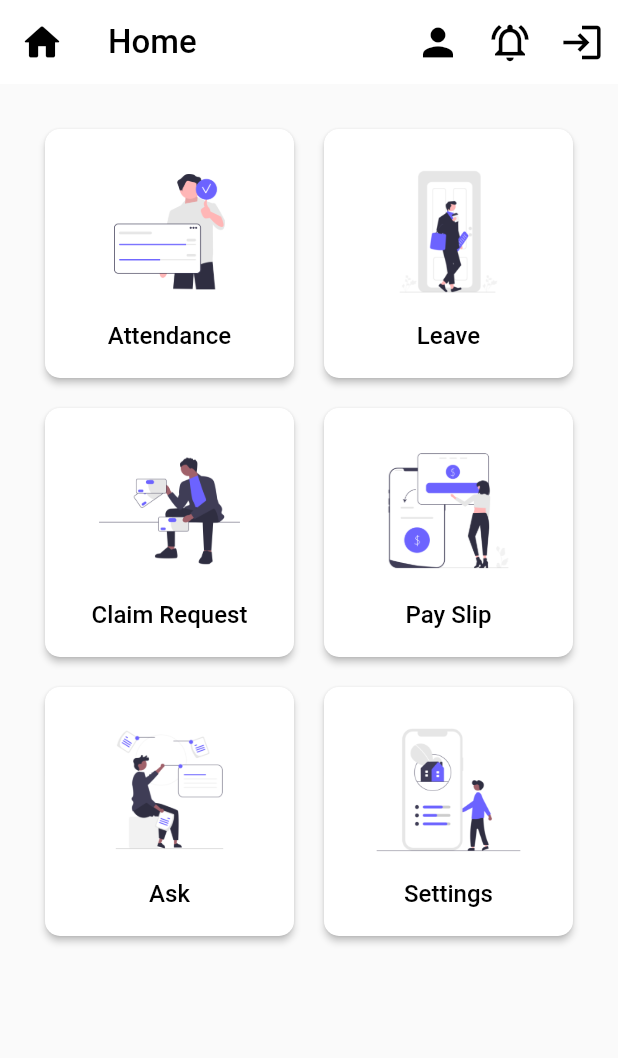
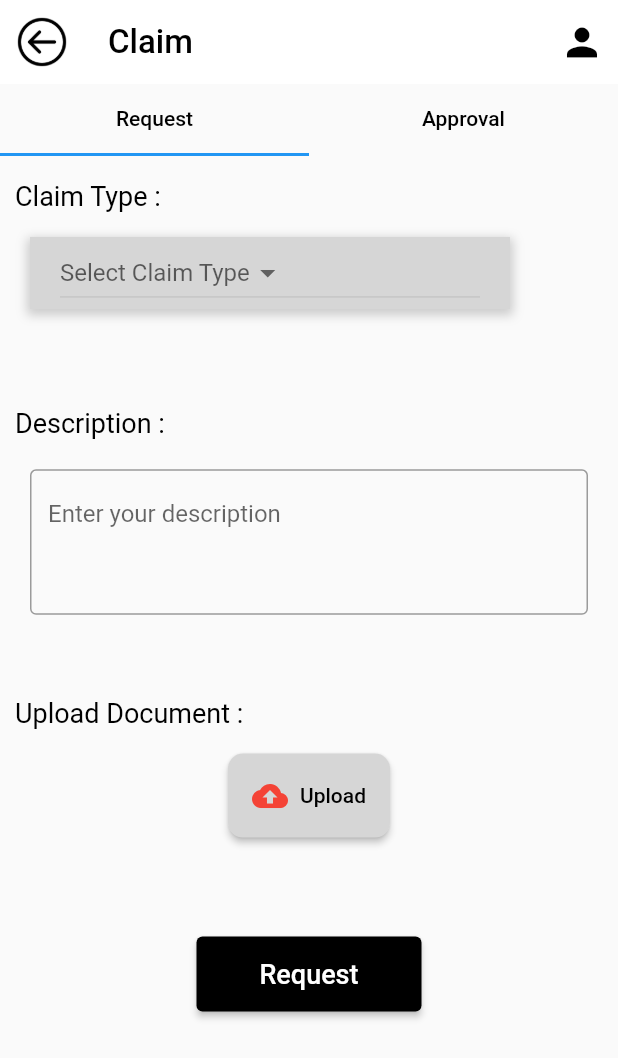
Before and after one commit to funky-dev99/Attendance-User, a Flutter app: the SecondHome screen opened directly, after a tap on "Claim Request", on a phone screen of 412 x 824 dp. Shown: the top 1058 px of the screen. Run offline on Flutter 3.47's test engine with Material 2 defaults, Android fonts, the phone set to English and light mode, and no system bars; our stand-ins replace file_picker, image_picker, location, qr_flutter, shared_preferences; missing offline and left inert: flutter_pdfview, qr_code_scanner; accounts and stored records are empty.

Commit message:
sec claim page done

```diff
--- a/attend_user/lib/main.dart
+++ b/attend_user/lib/main.dart
@@ -47,7 +47,7 @@ class MyApp extends StatelessWidget {
           final bool isLoggedIn = snapshot.data!;
           return MaterialApp(
             debugShowCheckedModeBanner: false,
-            home: isLoggedIn ? HomePage(): Login(),
+            home: isLoggedIn ? SecondHome(): Login(),
           );
         } else {
           return const MaterialApp(
--- /dev/null
+++ b/attend_user/lib/secondUser_Pages/sec_claim_main.dart
@@ -0,0 +1,71 @@
+import 'package:attend_user/secondUser_Pages/second_home.dart';
+import 'package:attend_user/secondUser_Pages/second_tabs/claim_approval.dart';
+import 'package:attend_user/secondUser_Pages/second_tabs/claim_req.dart';
+import 'package:flutter/material.dart';
+
+class SecClaim extends StatelessWidget {
+  const SecClaim({Key? key}) : super(key: key);
+
+  @override
+  Widget build(BuildContext context) {
+    return DefaultTabController(
+        length: 2,
+        child: Scaffold(
+          appBar: AppBar(
+            backgroundColor: Colors.white,
+            title: const Text(
+              "Claim",
+              style: TextStyle(color: Colors.black, fontSize: 22),
+            ),
+            leading: IconButton(
+              icon: Image.asset("images/back.png"),
+              iconSize: 20,
+              onPressed: () {
+                Navigator.push(context,
+                    MaterialPageRoute(builder: (context) =>  SecondHome()));
+              },
+            ),
+            actions: [
+              IconButton(
+                icon: const Icon(
+                  Icons.person,
+                  size: 30.0,
+                ),
+                color: Colors.black,
+                tooltip: 'View Profile',
+                onPressed: () {
+                  // Navigator.push(context,
+                  //     MaterialPageRoute(builder: (context) => const ProfilePage()));
+                },
+              )
+            ],
+            elevation: 0.0,
+          ),
+          body: Column(
+            children:  [
+              TabBar(tabs: [
+                Tab(
+                  child: Text(
+                    'Request',
+                    style: TextStyle(color: Colors.black),
+                  ),
+
+                ),
+                Tab(
+                  child: Text(
+                    'Approval',
+                    style: TextStyle(color: Colors.black),
+                  ),
+                ),
+              ]),
+              Expanded(child: TabBarView(children: [
+                SecClaimReq(),
+                SecClaimApprove(),
+              ]))
+            ],
+          ),
+        )
+
+    );
+  }
+}
--- a/attend_user/lib/secondUser_Pages/second_home.dart
+++ b/attend_user/lib/secondUser_Pages/second_home.dart
@@ -1,3 +1,4 @@
+import 'package:attend_user/secondUser_Pages/sec_claim_main.dart';
 import 'package:attend_user/secondUser_Pages/second_attendance.dart';
 import 'package:flutter/material.dart';
 import 'package:shared_preferences/shared_preferences.dart';
@@ -175,10 +176,10 @@ class SecondHome extends StatelessWidget {
   }
 
   void _handleContainer2Pressed(BuildContext context) {
-    // Navigator.push(
-    //   context,
-    //   MaterialPageRoute(builder: (context) => ClaimPage()),
-    // );
+    Navigator.push(
+      context,
+      MaterialPageRoute(builder: (context) => const SecClaim()),
+    );
   }
 
   void _handleContainer3Pressed(BuildContext context) {
--- /dev/null
+++ b/attend_user/lib/secondUser_Pages/second_tabs/claim_req.dart
@@ -0,0 +1,222 @@
+import 'package:file_picker/file_picker.dart';
+import 'package:flutter/material.dart';
+
+import '../../methods/methods.dart';
+
+class SecClaimReq extends StatefulWidget {
+  const SecClaimReq({Key? key}) : super(key: key);
+
+  @override
+  State<SecClaimReq> createState() => _SecClaimReqState();
+}
+
+class _SecClaimReqState extends State<SecClaimReq> {
+
+  String selectedClaimType = '';
+  final desController = TextEditingController();
+  String uploadedFilePath = '';
+
+  final List<String> _claimTypes = [
+    'Claim Type 1',
+    'Claim Type 2',
+    'Claim Type 3',
+    'Claim Type 4',
+    'Claim Type 5',
+  ];
+
+
+  @override
+  Widget build(BuildContext context) {
+    return Column(
+      children: [
+        SizedBox(
+          height: getSizeBoxHeight(context),
+        ),
+
+        //Claim Type Text
+        Row(
+          children: [
+            Container(
+              padding: const EdgeInsets.only(left: 0.0),
+              margin: const EdgeInsets.only(left: 10.0),
+              child: const Text(
+                'Claim Type :',
+                style: TextStyle(
+                  fontSize: 18,
+                  color: Colors.black,
+                ),
+              ),
+            ),
+          ],
+        ),
+
+        SizedBox(
+          height: getSizeBoxHeight(context),
+        ),
+
+        //Claim type drop down box..
+        Row(
+          children: [
+            Container(
+              margin: const EdgeInsets.only(left: 20),
+              padding: const EdgeInsets.symmetric(horizontal: 20.0),
+              width: 320,
+              decoration: BoxDecoration(
+                color: Colors.grey[350], // Change the color to your desired color
+                boxShadow: [
+                  BoxShadow(
+                    color: Colors.grey.withOpacity(
+                        0.5), // Change the shadow color if needed
+                    spreadRadius: 2,
+                    blurRadius: 5,
+                    offset: const Offset(
+                        0, 3), // Adjust the offset for the drop shadow
+                  ),
+                ],
+              ),
+              child: DropdownButton<String>(
+                value:
+                selectedClaimType.isNotEmpty ? selectedClaimType : null,
+                hint: const Text('Select Claim Type'),
+                onChanged: ( value) {
+                  setState(() {
+                    selectedClaimType = value ?? '';
+                  });
+                },
+                items: _claimTypes.map((String claimType) {
+                  return DropdownMenuItem<String>(
+                    value: claimType,
+                    child: Text(claimType),
+                  );
+                }).toList(),
+
+
+              ),
+            ),
+          ],
+        ),
+
+        SizedBox(
+          height: getSizeBoxHeightL(context),
+        ),
+
+        //Description Text
+        Row(
+          children: [
+            Container(
+              padding: const EdgeInsets.only(left: 0.0),
+              margin: const EdgeInsets.only(left: 10.0),
+              child: const Text(
+                'Description :',
+                style: TextStyle(
+                  fontSize: 18,
+                  color: Colors.black,
+                ),
+              ),
+            ),
+          ],
+        ),
+
+
+        Container(
+          padding: EdgeInsets.all(20.0),
+          child: TextFormField(
+            controller: desController,
+            keyboardType: TextInputType.multiline,
+            maxLines: 3,
+            decoration: const InputDecoration(
+              hintText: 'Enter your description',
+              border: OutlineInputBorder(),
+            ),
+          ),
+        ),
+        const SizedBox(
+          height: 30,
+        ),
+
+        Row(
+          children: [
+            Container(
+              padding: const EdgeInsets.only(left: 0.0),
+              margin: const EdgeInsets.only(left: 10.0,top: 5.0),
+              child: const Text(
+                'Upload Document :',
+                style: TextStyle(
+                  fontSize: 18,
+                  color: Colors.black,
+                ),
+              ),
+            ),
+          ],
+        ),
+
+        SizedBox(
+          height: getSizeBoxHeight(context),
+        ),
+
+        ElevatedButton.icon(
+          onPressed: () async {
+            FilePickerResult? result = await FilePicker.platform.pickFiles();
+
+            if (result != null) {
+              PlatformFile file = result.files.first;
+              setState(() {
+                uploadedFilePath = file.path ?? '';
+              });
+
+              print('File path: ${file.path}');
+              print('File name: ${file.name}');
+              print('File size: ${file.size}');
+            } else {
+              // User canceled the file picker
+            }
+          },
+          icon: const Icon(
+            Icons.cloud_upload,
+            color: Colors.red,
+          ),
+          label: const Text(
+            'Upload',
+            style: TextStyle(color: Colors.black),
+          ),
+          style: ElevatedButton.styleFrom(
+            padding: const EdgeInsets.all(16.0), backgroundColor: Colors.grey[350],
+            shape: RoundedRectangleBorder(
+              borderRadius: BorderRadius.circular(10.0),
+            ), // Background color
+          ),
+        ),
+        if (uploadedFilePath.isNotEmpty) // Display the uploaded file path if available
+          Padding(
+            padding: const EdgeInsets.all(10.0),
+            child: Text('Uploaded File: $uploadedFilePath'),
+          ),
+
+        SizedBox(
+          height: getSizeBoxHeightL(context),
+        ),
+
+
+        ElevatedButton(
+          onPressed: () {
+            print('Claim Type: $selectedClaimType');
+            print('Note: $desController');
+          },
+          style: ElevatedButton.styleFrom(
+            foregroundColor: Colors.white, backgroundColor: Colors.black, // Sets the text color
+            minimumSize: const Size(150, 50), // Sets the minimum size of the button
+          ),
+          child: const
+          Text('Request',
+
+            style: TextStyle(fontSize: 18,),),
+        )
+
+
+
+
+
+      ],
+    );
+  }
+}
```
Also changed, not shown: attend_user/lib/secondUser_Pages/second_tabs/claim_approval.dart (added, +94 -0 lines).
